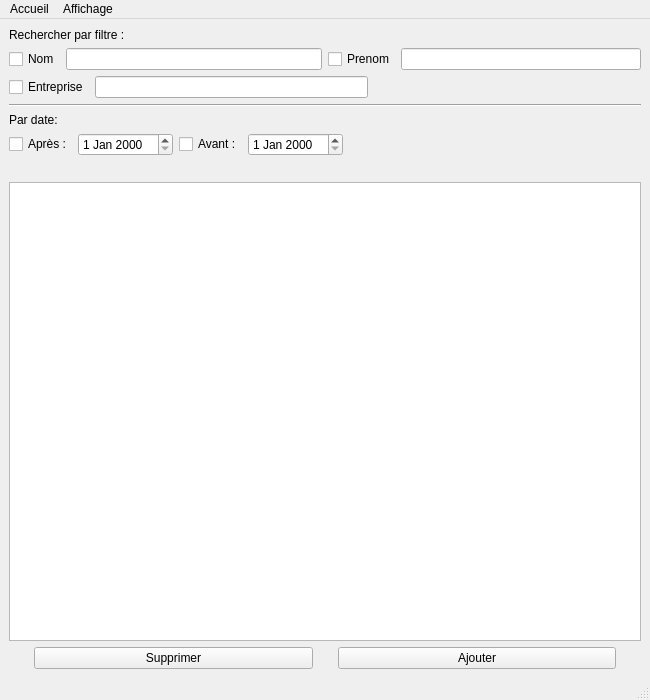
Qt form interfaces/Accueil.ui (Gibus21250/CDAA) before a commit.
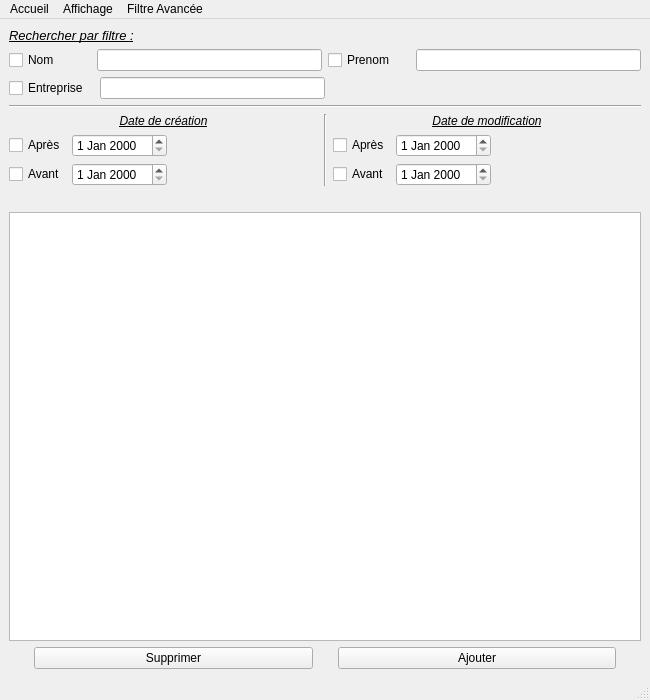
The same form after that commit. Icons and pictures are not drawn.

Commit message: Mise a jour interface

```diff
--- a/interfaces/Accueil.ui
+++ b/interfaces/Accueil.ui
@@ -23,6 +23,13 @@
    <layout class="QVBoxLayout" name="verticalLayout">
     <item>
      <widget class="QLabel" name="label_Filtre">
+      <property name="font">
+       <font>
+        <pointsize>10</pointsize>
+        <italic>true</italic>
+        <underline>true</underline>
+       </font>
+      </property>
       <property name="text">
        <string>Rechercher par filtre :</string>
       </property>
@@ -40,7 +47,17 @@
          </widget>
         </item>
         <item>
-         <widget class="QLineEdit" name="le_nom"/>
+         <widget class="QLineEdit" name="le_nom">
+          <property name="maximumSize">
+           <size>
+            <width>225</width>
+            <height>16777215</height>
+           </size>
+          </property>
+          <property name="text">
+           <string notr="true"/>
+          </property>
+         </widget>
         </item>
        </layout>
       </item>
@@ -54,7 +71,17 @@
          </widget>
         </item>
         <item>
-         <widget class="QLineEdit" name="le_prenom"/>
+         <widget class="QLineEdit" name="le_prenom">
+          <property name="maximumSize">
+           <size>
+            <width>225</width>
+            <height>16777215</height>
+           </size>
+          </property>
+          <property name="text">
+           <string notr="true"/>
+          </property>
+         </widget>
         </item>
        </layout>
       </item>
@@ -72,23 +99,33 @@
          </widget>
         </item>
         <item>
-         <widget class="QLineEdit" name="le_entreprise"/>
-        </item>
-        <item>
-         <spacer name="horizontalSpacer">
-          <property name="orientation">
-           <enum>Qt::Horizontal</enum>
-          </property>
-          <property name="sizeHint" stdset="0">
+         <widget class="QLineEdit" name="le_entreprise">
+          <property name="maximumSize">
            <size>
-            <width>40</width>
-            <height>20</height>
+            <width>225</width>
+            <height>16777215</height>
            </size>
           </property>
-         </spacer>
+          <property name="text">
+           <string notr="true"/>
+          </property>
+         </widget>
         </item>
        </layout>
       </item>
+      <item>
+       <spacer name="horizontalSpacer">
+        <property name="orientation">
+         <enum>Qt::Horizontal</enum>
+        </property>
+        <property name="sizeHint" stdset="0">
+         <size>
+          <width>40</width>
+          <height>20</height>
+         </size>
+        </property>
+       </spacer>
+      </item>
      </layout>
     </item>
     <item>
@@ -99,55 +136,159 @@
      </widget>
     </item>
     <item>
-     <widget class="QLabel" name="labelDate">
-      <property name="text">
-       <string>Par date:</string>
-      </property>
-      <property name="alignment">
-       <set>Qt::AlignLeading|Qt::AlignLeft|Qt::AlignVCenter</set>
-      </property>
-     </widget>
-    </item>
-    <item>
-     <layout class="QHBoxLayout" name="layout_date_apres">
+     <layout class="QHBoxLayout" name="layout_triDate">
       <item>
-       <layout class="QHBoxLayout" name="layout_apres">
+       <layout class="QVBoxLayout" name="layout_dateCreation">
         <item>
-         <widget class="QCheckBox" name="checkBox_4">
+         <widget class="QLabel" name="l_dateCrea">
+          <property name="font">
+           <font>
+            <italic>true</italic>
+            <underline>true</underline>
+           </font>
+          </property>
           <property name="text">
-           <string>Après :</string>
+           <string>Date de création</string>
+          </property>
+          <property name="alignment">
+           <set>Qt::AlignCenter</set>
           </property>
          </widget>
         </item>
         <item>
-         <widget class="QDateEdit" name="dateEdit"/>
+         <layout class="QHBoxLayout" name="layout_CApres">
+          <item>
+           <widget class="QCheckBox" name="check_CApres">
+            <property name="text">
+             <string>Après</string>
+            </property>
+           </widget>
+          </item>
+          <item>
+           <widget class="QDateEdit" name="de_CApres"/>
+          </item>
+          <item>
+           <spacer name="horizontalSpacer_2">
+            <property name="orientation">
+             <enum>Qt::Horizontal</enum>
+            </property>
+            <property name="sizeHint" stdset="0">
+             <size>
+              <width>40</width>
+              <height>20</height>
+             </size>
+            </property>
+           </spacer>
+          </item>
+         </layout>
+        </item>
+        <item>
+         <layout class="QHBoxLayout" name="layout_CAvant">
+          <item>
+           <widget class="QCheckBox" name="check_CAvant">
+            <property name="text">
+             <string>Avant</string>
+            </property>
+           </widget>
+          </item>
+          <item>
+           <widget class="QDateEdit" name="de_CAvant"/>
+          </item>
+          <item>
+           <spacer name="horizontalSpacer_4">
+            <property name="orientation">
+             <enum>Qt::Horizontal</enum>
+            </property>
+            <property name="sizeHint" stdset="0">
+             <size>
+              <width>40</width>
+              <height>20</height>
+             </size>
+            </property>
+           </spacer>
+          </item>
+         </layout>
         </item>
        </layout>
       </item>
       <item>
-       <layout class="QHBoxLayout" name="layout_avant">
+       <widget class="Line" name="line_2">
+        <property name="orientation">
+         <enum>Qt::Vertical</enum>
+        </property>
+       </widget>
+      </item>
+      <item>
+       <layout class="QVBoxLayout" name="layout_dateModif">
         <item>
-         <widget class="QCheckBox" name="checkBox_5">
+         <widget class="QLabel" name="l_dateM">
+          <property name="font">
+           <font>
+            <italic>true</italic>
+            <underline>true</underline>
+           </font>
+          </property>
           <property name="text">
-           <string>Avant :</string>
+           <string>Date de modification</string>
+          </property>
+          <property name="alignment">
+           <set>Qt::AlignCenter</set>
           </property>
          </widget>
         </item>
         <item>
-         <widget class="QDateEdit" name="dateEdit_2"/>
+         <layout class="QHBoxLayout" name="layout_DMApres">
+          <item>
+           <widget class="QCheckBox" name="check_MApres">
+            <property name="text">
+             <string>Après</string>
+            </property>
+           </widget>
+          </item>
+          <item>
+           <widget class="QDateEdit" name="de_MApres"/>
+          </item>
+          <item>
+           <spacer name="horizontalSpacer_5">
+            <property name="orientation">
+             <enum>Qt::Horizontal</enum>
+            </property>
+            <property name="sizeHint" stdset="0">
+             <size>
+              <width>40</width>
+              <height>20</height>
+             </size>
+            </property>
+           </spacer>
+          </item>
+         </layout>
         </item>
         <item>
-         <spacer name="horizontalSpacer_2">
-          <property name="orientation">
-           <enum>Qt::Horizontal</enum>
-          </property>
-          <property name="sizeHint" stdset="0">
-           <size>
-            <width>40</width>
-            <height>20</height>
-           </size>
-          </property>
-         </spacer>
+         <layout class="QHBoxLayout" name="layout_DMAvant">
+          <item>
+           <widget class="QCheckBox" name="check_MAvant">
+            <property name="text">
+             <string>Avant</string>
+            </property>
+           </widget>
+          </item>
+          <item>
+           <widget class="QDateEdit" name="de_MAvant"/>
+          </item>
+          <item>
+           <spacer name="horizontalSpacer_6">
+            <property name="orientation">
+             <enum>Qt::Horizontal</enum>
+            </property>
+            <property name="sizeHint" stdset="0">
+             <size>
+              <width>40</width>
+              <height>20</height>
+             </size>
+            </property>
+           </spacer>
+          </item>
+         </layout>
         </item>
        </layout>
       </item>
@@ -211,7 +352,7 @@
      <x>0</x>
      <y>0</y>
      <width>650</width>
-     <height>24</height>
+     <height>22</height>
     </rect>
    </property>
    <widget class="QMenu" name="menuAccueil">
@@ -243,8 +384,14 @@
     <addaction name="action_actualiser"/>
     <addaction name="menuLangue"/>
    </widget>
+   <widget class="QMenu" name="menuFiltre_Avanc_e">
+    <property name="title">
+     <string>Filtre Avancée</string>
+    </property>
+   </widget>
    <addaction name="menuAccueil"/>
    <addaction name="menuAffichage"/>
+   <addaction name="menuFiltre_Avanc_e"/>
   </widget>
   <widget class="QStatusBar" name="statusBar"/>
   <action name="actionOuvrirBDD">
```
Left out of the diff: 13 changed lines with no effect on the pictures. The commit also changes 1 other file.
